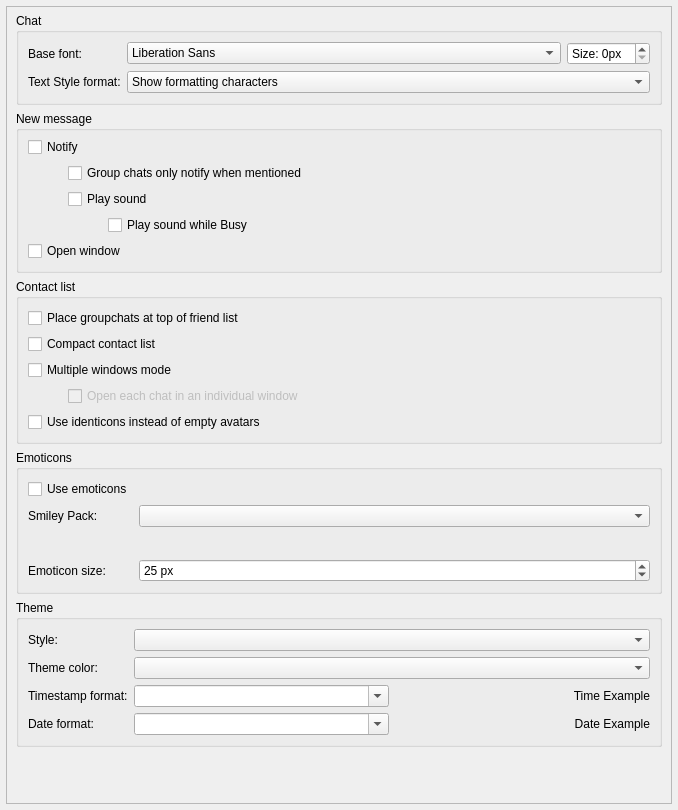
Above: src/widget/form/settings/userinterfacesettings.ui from qTox/qTox before the change. Below: the same form after it.
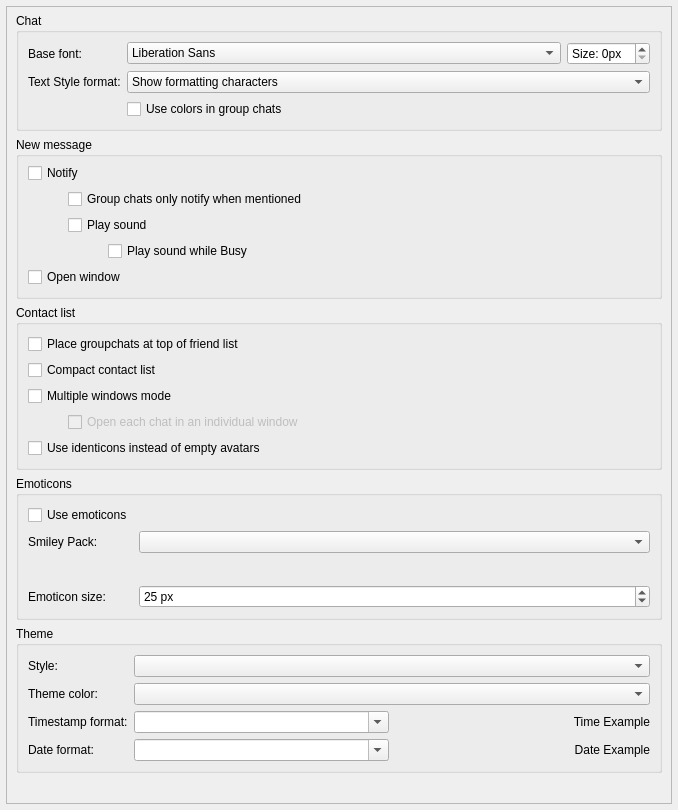
That is the form after the change. Custom widgets are drawn as their Qt base class.

Commit message: feat(ui): Added feature to generate colors for user names in tox groups

Patch:
```diff
--- a/src/widget/form/settings/userinterfacesettings.ui
+++ b/src/widget/form/settings/userinterfacesettings.ui
@@ -39,8 +39,8 @@
        <rect>
         <x>0</x>
         <y>0</y>
-        <width>664</width>
-        <height>796</height>
+        <width>650</width>
+        <height>892</height>
        </rect>
       </property>
       <layout class="QVBoxLayout" name="verticalLayout_4" stretch="0,0,0,0,0,0">
@@ -149,6 +149,13 @@
             </item>
            </widget>
           </item>
+          <item row="2" column="1">
+           <widget class="QCheckBox" name="gcColors">
+            <property name="text">
+             <string>Use colors in group chats</string>
+            </property>
+           </widget>
+          </item>
          </layout>
         </widget>
        </item>
```
The commit also changes 5 other files.
